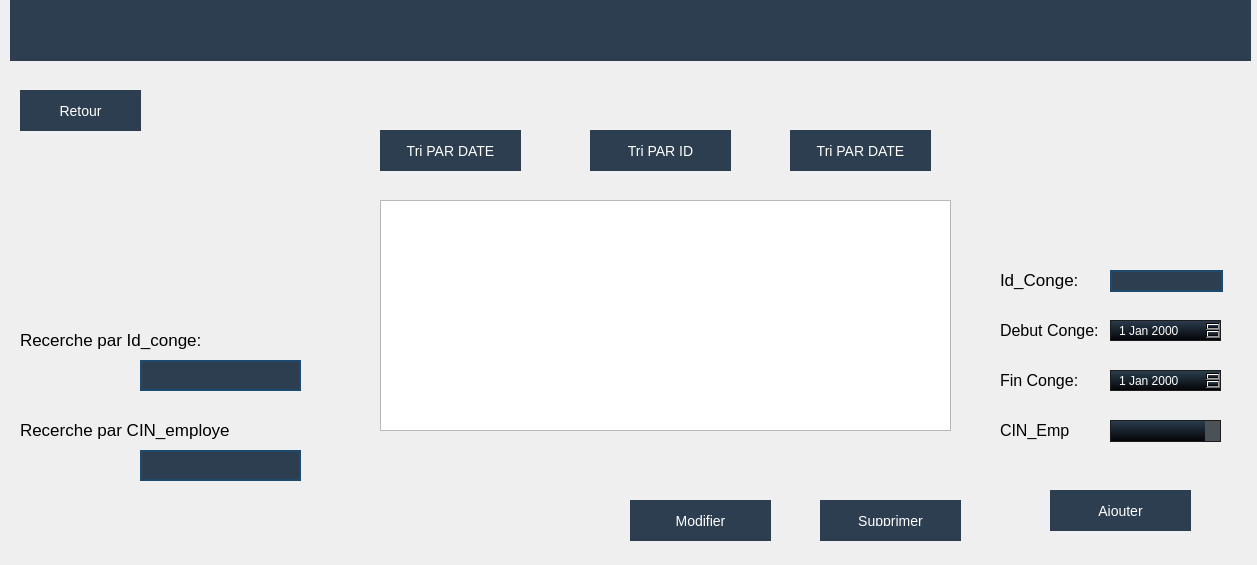
HoudaKoubaa/SmartPolice_Station_2A22, file dialogconge.ui: the form before one commit.
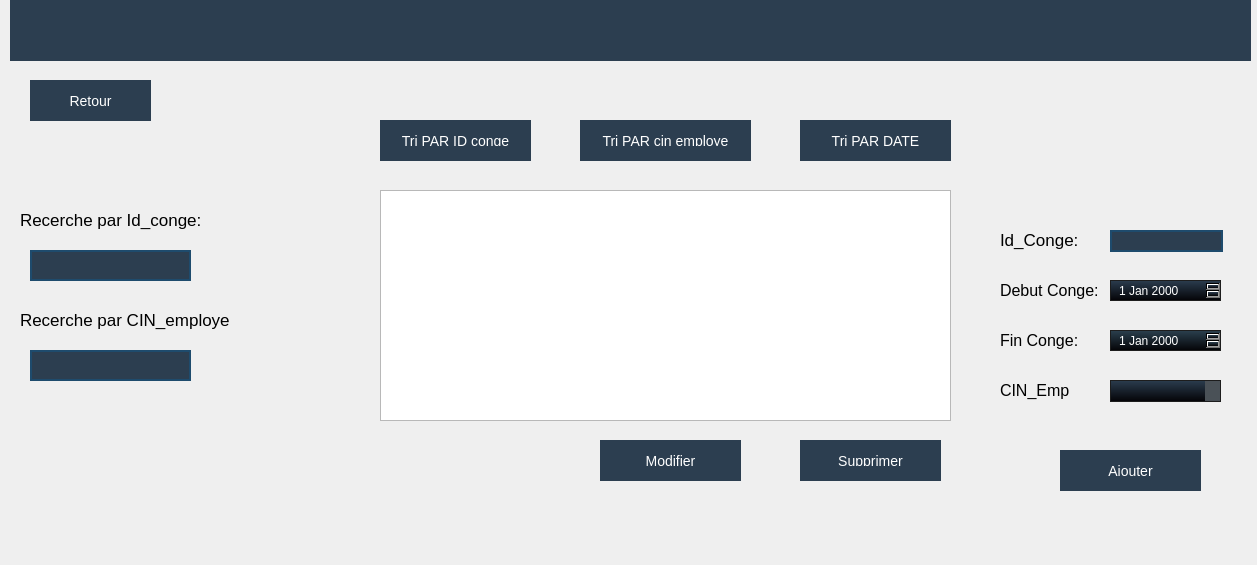
The form after the commit. Icons and pictures are not drawn.

```diff
--- a/dialogconge.ui
+++ b/dialogconge.ui
@@ -33,7 +33,7 @@
      <property name="geometry">
       <rect>
        <x>30</x>
-       <y>420</y>
+       <y>310</y>
        <width>211</width>
        <height>20</height>
       </rect>
@@ -49,8 +49,8 @@
     <widget class="QPushButton" name="pushButtonAjouter">
      <property name="geometry">
       <rect>
-       <x>1060</x>
-       <y>490</y>
+       <x>1070</x>
+       <y>450</y>
        <width>141</width>
        <height>41</height>
       </rect>
@@ -90,7 +90,7 @@
      <property name="geometry">
       <rect>
        <x>1010</x>
-       <y>320</y>
+       <y>280</y>
        <width>101</width>
        <height>20</height>
       </rect>
@@ -107,7 +107,7 @@
      <property name="geometry">
       <rect>
        <x>1010</x>
-       <y>270</y>
+       <y>230</y>
        <width>81</width>
        <height>20</height>
       </rect>
@@ -123,8 +123,8 @@
     <widget class="QLineEdit" name="LeIdRT">
      <property name="geometry">
       <rect>
-       <x>150</x>
-       <y>450</y>
+       <x>40</x>
+       <y>250</y>
        <width>161</width>
        <height>31</height>
       </rect>
@@ -223,7 +223,7 @@
      <property name="geometry">
       <rect>
        <x>30</x>
-       <y>330</y>
+       <y>210</y>
        <width>181</width>
        <height>20</height>
       </rect>
@@ -239,8 +239,8 @@
     <widget class="QLineEdit" name="LeTitreRT">
      <property name="geometry">
       <rect>
-       <x>150</x>
-       <y>360</y>
+       <x>40</x>
+       <y>350</y>
        <width>161</width>
        <height>31</height>
       </rect>
@@ -285,9 +285,9 @@
     <widget class="QPushButton" name="pushButton_2">
      <property name="geometry">
       <rect>
-       <x>800</x>
-       <y>130</y>
-       <width>141</width>
+       <x>590</x>
+       <y>120</y>
+       <width>171</width>
        <height>41</height>
       </rect>
      </property>
@@ -319,15 +319,15 @@
 </string>
      </property>
      <property name="text">
-      <string>Tri PAR DATE</string>
+      <string>Tri PAR cin employe</string>
      </property>
     </widget>
     <widget class="QPushButton" name="pushButton">
      <property name="geometry">
       <rect>
-       <x>600</x>
-       <y>130</y>
-       <width>141</width>
+       <x>390</x>
+       <y>120</y>
+       <width>151</width>
        <height>41</height>
       </rect>
      </property>
@@ -359,14 +359,14 @@
 </string>
      </property>
      <property name="text">
-      <string>Tri PAR ID</string>
+      <string>Tri PAR ID conge</string>
      </property>
     </widget>
     <widget class="QLineEdit" name="LeId_2">
      <property name="geometry">
       <rect>
        <x>1120</x>
-       <y>270</y>
+       <y>230</y>
        <width>113</width>
        <height>22</height>
       </rect>
@@ -412,7 +412,7 @@
      <property name="geometry">
       <rect>
        <x>1120</x>
-       <y>320</y>
+       <y>280</y>
        <width>111</width>
        <height>21</height>
       </rect>
@@ -433,7 +433,7 @@
      <property name="geometry">
       <rect>
        <x>390</x>
-       <y>200</y>
+       <y>190</y>
        <width>571</width>
        <height>231</height>
       </rect>
@@ -468,7 +468,7 @@
      <property name="geometry">
       <rect>
        <x>1120</x>
-       <y>370</y>
+       <y>330</y>
        <width>111</width>
        <height>21</height>
       </rect>
@@ -489,7 +489,7 @@
      <property name="geometry">
       <rect>
        <x>1010</x>
-       <y>370</y>
+       <y>330</y>
        <width>101</width>
        <height>20</height>
       </rect>
@@ -505,8 +505,8 @@
     <widget class="QPushButton" name="pushButtonModifier">
      <property name="geometry">
       <rect>
-       <x>640</x>
-       <y>500</y>
+       <x>610</x>
+       <y>440</y>
        <width>141</width>
        <height>41</height>
       </rect>
@@ -545,8 +545,8 @@
     <widget class="QPushButton" name="pushButtonSupprimer">
      <property name="geometry">
       <rect>
-       <x>830</x>
-       <y>500</y>
+       <x>810</x>
+       <y>440</y>
        <width>141</width>
        <height>41</height>
       </rect>
@@ -586,7 +586,7 @@
      <property name="geometry">
       <rect>
        <x>1010</x>
-       <y>410</y>
+       <y>370</y>
        <width>131</width>
        <height>41</height>
       </rect>
@@ -603,7 +603,7 @@
      <property name="geometry">
       <rect>
        <x>1120</x>
-       <y>420</y>
+       <y>380</y>
        <width>111</width>
        <height>22</height>
       </rect>
@@ -714,9 +714,9 @@
     <widget class="QPushButton" name="pushButton_3">
      <property name="geometry">
       <rect>
-       <x>390</x>
-       <y>130</y>
-       <width>141</width>
+       <x>810</x>
+       <y>120</y>
+       <width>151</width>
        <height>41</height>
       </rect>
      </property>
@@ -754,8 +754,8 @@
     <widget class="QPushButton" name="pushButton_7">
      <property name="geometry">
       <rect>
-       <x>30</x>
-       <y>90</y>
+       <x>40</x>
+       <y>80</y>
        <width>121</width>
        <height>41</height>
       </rect>
@@ -810,8 +810,8 @@
     <widget class="QLabel" name="label_2">
      <property name="geometry">
       <rect>
-       <x>1130</x>
-       <y>80</y>
+       <x>1160</x>
+       <y>60</y>
        <width>101</width>
        <height>91</height>
       </rect>
```
Left out of the diff: 22 changed lines with no effect on the pictures.
